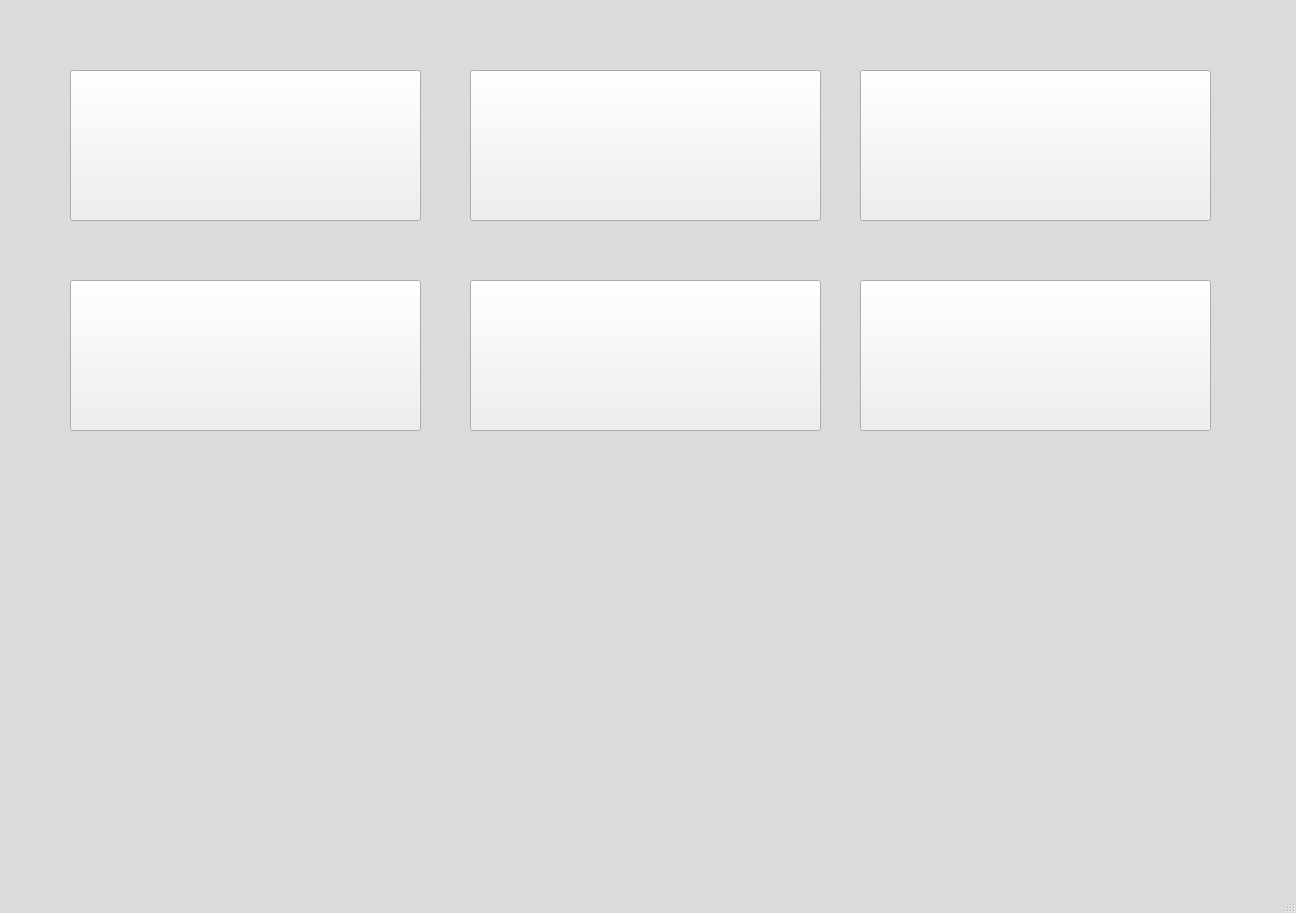
azzabihamza/Sixt_QT, file Sixt_V2/mainwindow.ui: the form before one commit.
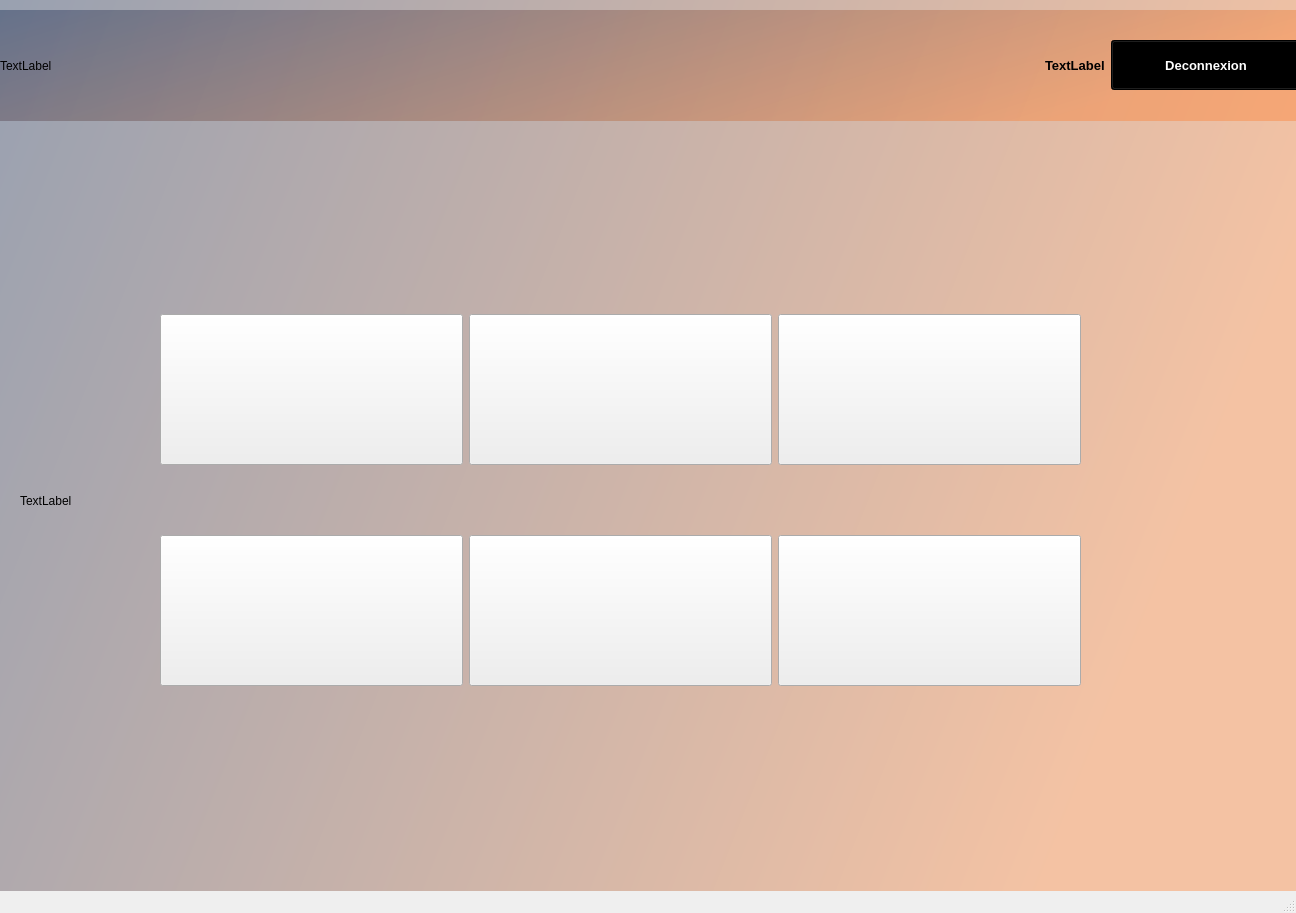
The form after the commit.

Patch:
```diff
--- a/Sixt_V2/mainwindow.ui
+++ b/Sixt_V2/mainwindow.ui
@@ -15,92 +15,248 @@
   </property>
   <property name="styleSheet">
    <string notr="true">QMainWindow {
- 	background: #dbdbdb;
+ 	
 }
-QPushButton:hover{
-        background: qlineargradient(x1 : 0, y1 : 0, x2 : 0, y2 :   1, stop :   0.0 #ffd9aa,
-                stop :   0.5 #ffbb6e, stop :   0.55 #feae42, stop :   1.0 #fedb74);
+
+#topBar_2 {
+	background: qlineargradient(spread:pad, x1:0, y1:0, x2:1, y2:0.273, stop:0 rgba(20,40, 80, 100), stop:1 rgba(252, 126, 47, 100));
 }</string>
   </property>
   <widget class="QWidget" name="centralwidget">
-   <widget class="QPushButton" name="pushButtonContrat">
+   <property name="styleSheet">
+    <string notr="true">#centralwidget {
+	background: qlineargradient(spread:pad, x1:0, y1:0, x2:1, y2:0.273, stop:0 rgba(20,40, 80, 100), stop:1 rgba(252, 126, 47, 100));
+}</string>
+   </property>
+   <widget class="QWidget" name="topBar_2" native="true">
     <property name="geometry">
      <rect>
-      <x>70</x>
-      <y>70</y>
-      <width>351</width>
-      <height>151</height>
+      <x>0</x>
+      <y>10</y>
+      <width>1301</width>
+      <height>111</height>
      </rect>
     </property>
-    <property name="text">
-     <string/>
-    </property>
+    <layout class="QHBoxLayout" name="topBar">
+     <item>
+      <widget class="QLabel" name="logo">
+       <property name="text">
+        <string>TextLabel</string>
+       </property>
+      </widget>
+     </item>
+     <item>
+      <spacer name="horizontalSpacer">
+       <property name="orientation">
+        <enum>Qt::Horizontal</enum>
+       </property>
+       <property name="sizeHint" stdset="0">
+        <size>
+         <width>288</width>
+         <height>76</height>
+        </size>
+       </property>
+      </spacer>
+     </item>
+     <item>
+      <widget class="QLabel" name="nomAgent">
+       <property name="font">
+        <font>
+         <pointsize>10</pointsize>
+         <weight>75</weight>
+         <bold>true</bold>
+        </font>
+       </property>
+       <property name="text">
+        <string>TextLabel</string>
+       </property>
+      </widget>
+     </item>
+     <item>
+      <widget class="QPushButton" name="deconnexion">
+       <property name="minimumSize">
+        <size>
+         <width>190</width>
+         <height>50</height>
+        </size>
+       </property>
+       <property name="font">
+        <font>
+         <pointsize>10</pointsize>
+         <weight>75</weight>
+         <bold>true</bold>
+        </font>
+       </property>
+       <property name="styleSheet">
+        <string notr="true">#deconnexion {
+	background : #000000;
+	color : white;
+}</string>
+       </property>
+       <property name="text">
+        <string>Deconnexion</string>
+       </property>
+      </widget>
+     </item>
+    </layout>
    </widget>
-   <widget class="QPushButton" name="pushButtonClient">
+   <widget class="QLabel" name="Background">
     <property name="geometry">
      <rect>
-      <x>470</x>
-      <y>70</y>
-      <width>351</width>
-      <height>151</height>
+      <x>20</x>
+      <y>155</y>
+      <width>1251</width>
+      <height>691</height>
      </rect>
     </property>
     <property name="text">
-     <string/>
+     <string>TextLabel</string>
     </property>
    </widget>
-   <widget class="QPushButton" name="pushButtonVehicule">
+   <widget class="QWidget" name="gridLayoutWidget">
     <property name="geometry">
      <rect>
-      <x>860</x>
-      <y>70</y>
-      <width>351</width>
-      <height>151</height>
+      <x>150</x>
+      <y>240</y>
+      <width>941</width>
+      <height>521</height>
      </rect>
     </property>
-    <property name="text">
-     <string/>
-    </property>
+    <layout class="QGridLayout" name="gridLayout">
+     <property name="sizeConstraint">
+      <enum>QLayout::SetMinimumSize</enum>
+     </property>
+     <property name="leftMargin">
+      <number>10</number>
+     </property>
+     <property name="topMargin">
+      <number>10</number>
+     </property>
+     <property name="rightMargin">
+      <number>10</number>
+     </property>
+     <property name="bottomMargin">
+      <number>10</number>
+     </property>
+     <item row="0" column="2">
+      <widget class="QPushButton" name="pushButtonVehicule">
+       <property name="minimumSize">
+        <size>
+         <width>300</width>
+         <height>151</height>
+        </size>
+       </property>
+       <property name="styleSheet">
+        <string notr="true">QPushButton:hover{
+        background: qlineargradient(x1 : 0, y1 : 0, x2 : 0, y2 :   1, stop :   0.0 #ffd9aa,
+                stop :   0.5 #ffbb6e, stop :   0.55 #feae42, stop :   1.0 #fedb74);
+}</string>
+       </property>
+       <property name="text">
+        <string/>
+       </property>
+      </widget>
+     </item>
+     <item row="0" column="0">
+      <widget class="QPushButton" name="pushButtonContrat">
+       <property name="minimumSize">
+        <size>
+         <width>300</width>
+         <height>151</height>
+        </size>
+       </property>
+       <property name="styleSheet">
+        <string notr="true">QPushButton:hover{
+        background: qlineargradient(x1 : 0, y1 : 0, x2 : 0, y2 :   1, stop :   0.0 #ffd9aa,
+                stop :   0.5 #ffbb6e, stop :   0.55 #feae42, stop :   1.0 #fedb74);
+}</string>
+       </property>
+       <property name="text">
+        <string/>
+       </property>
+      </widget>
+     </item>
+     <item row="0" column="1">
+      <widget class="QPushButton" name="pushButtonClient">
+       <property name="minimumSize">
+        <size>
+         <width>300</width>
+         <height>151</height>
+        </size>
+       </property>
+       <property name="styleSheet">
+        <string notr="true">QPushButton:hover{
+        background: qlineargradient(x1 : 0, y1 : 0, x2 : 0, y2 :   1, stop :   0.0 #ffd9aa,
+                stop :   0.5 #ffbb6e, stop :   0.55 #feae42, stop :   1.0 #fedb74);
+}</string>
+       </property>
+       <property name="text">
+        <string/>
+       </property>
+      </widget>
+     </item>
+     <item row="1" column="0">
+      <widget class="QPushButton" name="pushButtonPayment">
+       <property name="minimumSize">
+        <size>
+         <width>300</width>
+         <height>151</height>
+        </size>
+       </property>
+       <property name="styleSheet">
+        <string notr="true">QPushButton:hover{
+        background: qlineargradient(x1 : 0, y1 : 0, x2 : 0, y2 :   1, stop :   0.0 #ffd9aa,
+                stop :   0.5 #ffbb6e, stop :   0.55 #feae42, stop :   1.0 #fedb74);
+}</string>
+       </property>
+       <property name="text">
+        <string/>
+       </property>
+      </widget>
+     </item>
+     <item row="1" column="1">
+      <widget class="QPushButton" name="pushButtonMarketing">
+       <property name="minimumSize">
+        <size>
+         <width>300</width>
+         <height>151</height>
+        </size>
+       </property>
+       <property name="styleSheet">
+        <string notr="true">QPushButton:hover{
+        background: qlineargradient(x1 : 0, y1 : 0, x2 : 0, y2 :   1, stop :   0.0 #ffd9aa,
+                stop :   0.5 #ffbb6e, stop :   0.55 #feae42, stop :   1.0 #fedb74);
+}</string>
+       </property>
+       <property name="text">
+        <string/>
+       </property>
+      </widget>
+     </item>
+     <item row="1" column="2">
+      <widget class="QPushButton" name="pushButtonPersonel">
+       <property name="minimumSize">
+        <size>
+         <width>300</width>
+         <height>151</height>
+        </size>
+       </property>
+       <property name="styleSheet">
+        <string notr="true">QPushButton:hover{
+        background: qlineargradient(x1 : 0, y1 : 0, x2 : 0, y2 :   1, stop :   0.0 #ffd9aa,
+                stop :   0.5 #ffbb6e, stop :   0.55 #feae42, stop :   1.0 #fedb74);
+}</string>
+       </property>
+       <property name="text">
+        <string/>
+       </property>
+      </widget>
+     </item>
+    </layout>
    </widget>
-   <widget class="QPushButton" name="pushButtonPayment">
-    <property name="geometry">
-     <rect>
-      <x>70</x>
-      <y>280</y>
-      <width>351</width>
-      <height>151</height>
-     </rect>
-    </property>
-    <property name="text">
-     <string/>
-    </property>
-   </widget>
-   <widget class="QPushButton" name="pushButtonMarketing">
-    <property name="geometry">
-     <rect>
-      <x>470</x>
-      <y>280</y>
-      <width>351</width>
-      <height>151</height>
-     </rect>
-    </property>
-    <property name="text">
-     <string/>
-    </property>
-   </widget>
-   <widget class="QPushButton" name="pushButtonPersonel">
-    <property name="geometry">
-     <rect>
-      <x>860</x>
-      <y>280</y>
-      <width>351</width>
-      <height>151</height>
-     </rect>
-    </property>
-    <property name="text">
-     <string/>
-    </property>
-   </widget>
+   <zorder>Background</zorder>
+   <zorder>topBar_2</zorder>
+   <zorder>gridLayoutWidget</zorder>
   </widget>
   <widget class="QMenuBar" name="menubar">
    <property name="geometry">
```
